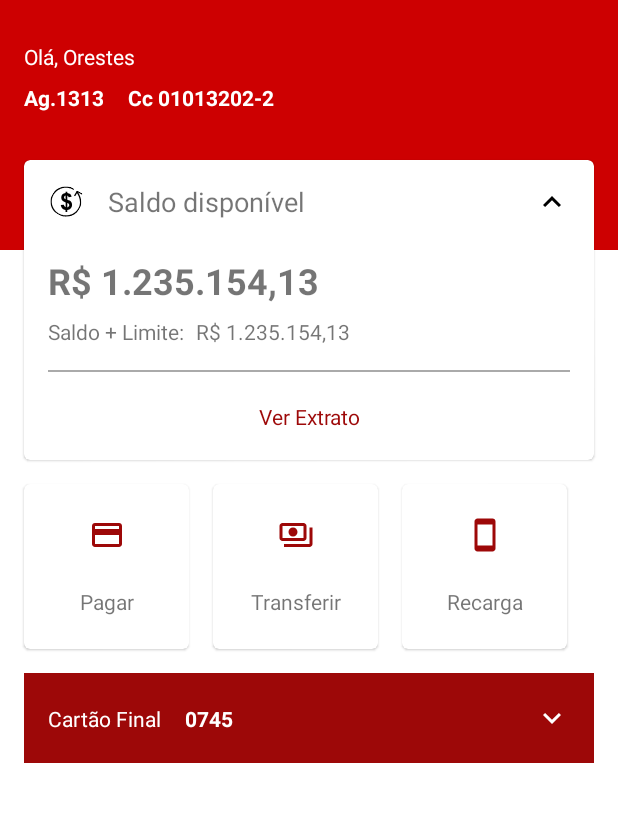
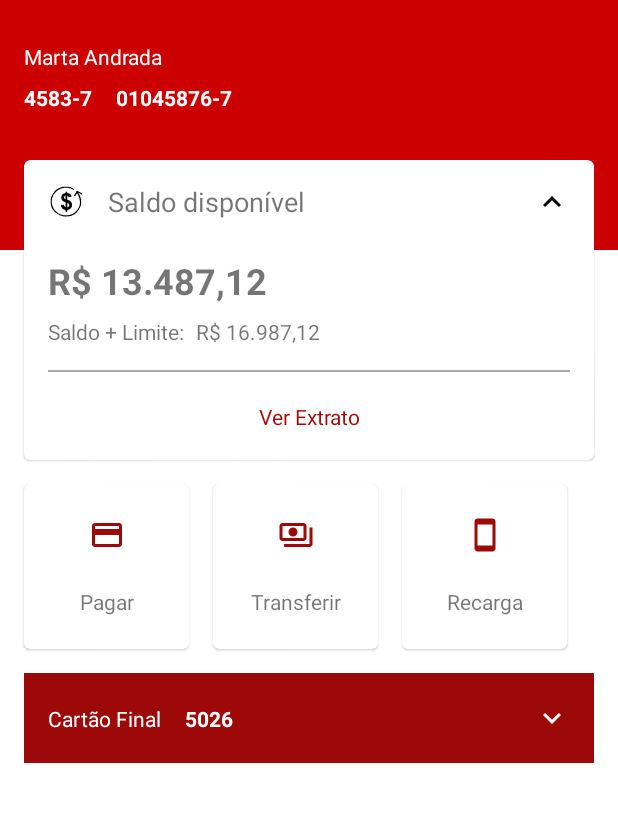
Before and after one commit to OrestesX/SantanderDevWeek, an Android app: the screen it shows after launch (MainActivity), on a phone screen of 412 x 824 dp, the part 66-888 px from its top. Run offline under Robolectric (Android 15) with nearby library versions, the phone set to English and light mode, and no system bars.

Commit message:
alterações gerais

```diff
--- a/app/build.gradle
+++ b/app/build.gradle
@@ -39,7 +39,10 @@ dependencies {
     implementation 'androidx.appcompat:appcompat:1.3.0'
     implementation 'com.google.android.material:material:1.3.0'
     implementation 'androidx.constraintlayout:constraintlayout:2.0.4'
-    testImplementation 'junit:junit:4.+'
+    implementation 'androidx.lifecycle:lifecycle-viewmodel-ktx:2.3.1'
+    implementation 'androidx.lifecycle:lifecycle-livedata-ktx:2.3.1'
+    implementation 'androidx.lifecycle:lifecycle-common-java8:2.3.1'
+    testImplementation 'junit:junit:4.13.2'
     androidTestImplementation 'androidx.test.ext:junit:1.1.2'
     androidTestImplementation 'androidx.test.espresso:espresso-core:3.3.0'
 }
--- a/app/src/main/AndroidManifest.xml
+++ b/app/src/main/AndroidManifest.xml
@@ -9,7 +9,7 @@
         android:roundIcon="@mipmap/ic_launcher_round"
         android:supportsRtl="true"
         android:theme="@style/Theme.SantanderDevWeekMobile">
-        <activity android:name=".MainActivity">
+        <activity android:name=".ui.MainActivity">
             <intent-filter>
                 <action android:name="android.intent.action.MAIN" />
 
--- a/app/src/main/java/com/santanderdevweekmobile/MainActivity.kt
+++ /dev/null
@@ -1,38 +0,0 @@
-package com.santanderdevweekmobile
-
-import android.nfc.Tag
-import androidx.appcompat.app.AppCompatActivity
-import android.os.Bundle
-import android.util.Log
-import android.view.Menu
-import android.view.MenuItem
-
-class MainActivity : AppCompatActivity() {
-    override fun onCreate(savedInstanceState: Bundle?) {
-        super.onCreate(savedInstanceState)
-        setContentView(R.layout.activity_main)
-        setSupportActionBar(findViewById(R.id.toolbar))
-    }
-
-    override fun onCreateOptionsMenu(menu: Menu?): Boolean {
-        val inflate=menuInflater
-        inflate.inflate(R.menu.main_menu, menu)
-        return true
-    }
-
-    override fun onOptionsItemSelected(item: MenuItem): Boolean {
-        return when (item.itemId) {
-            R.id.item1 -> {
-                Log.d("CLICK", "Click no item 1")
-                true
-            }
-            else -> return when (item.itemId) {
-                R.id.item1 -> {
-                    Log.d("CLICK", "Acesse o item 2")
-                    true
-                }
-                else->super.onOptionsItemSelected(item)
-        }
-        }
-}
-}
--- /dev/null
+++ b/app/src/main/java/com/santanderdevweekmobile/data/Cartao.kt
@@ -0,0 +1,3 @@
+package com.santanderdevweekmobile.data
+
+data class Cartao (val numeroCartao: String)
--- /dev/null
+++ b/app/src/main/java/com/santanderdevweekmobile/data/Cliente.kt
@@ -0,0 +1,3 @@
+package com.santanderdevweekmobile.data
+
+data class Cliente (val nome:String)
--- /dev/null
+++ b/app/src/main/java/com/santanderdevweekmobile/data/Conta.kt
@@ -0,0 +1,10 @@
+package com.santanderdevweekmobile.data
+
+data class Conta (
+    val numero: String,
+    val agencia: String,
+    val saldo: String,
+    val limite: String,
+    val cartao: Cartao,
+    val cliente: Cliente
+)
--- /dev/null
+++ b/app/src/main/java/com/santanderdevweekmobile/data/local/FakeData.kt
@@ -0,0 +1,19 @@
+package com.santanderdevweekmobile.data.local
+
+import com.santanderdevweekmobile.data.Cartao
+import com.santanderdevweekmobile.data.Cliente
+import com.santanderdevweekmobile.data.Conta
+
+class FakeData {
+    fun getLocalData():Conta {
+        val cliente = Cliente("Marta Andrada")
+        val cartao = Cartao("5026")
+        return Conta(
+            "01045876-7",
+            "4583-7",
+            "R$ 13.487,12",
+            "R$ 16.987,12",
+            cartao, cliente)
+
+    }
+}
--- /dev/null
+++ b/app/src/main/java/com/santanderdevweekmobile/ui/MainActivity.kt
@@ -0,0 +1,63 @@
+package com.santanderdevweekmobile.ui
+
+import androidx.appcompat.app.AppCompatActivity
+import android.os.Bundle
+import android.service.autofill.TextValueSanitizer
+import android.util.Log
+import android.view.Menu
+import android.view.MenuItem
+import android.widget.TextView
+import androidx.lifecycle.Observer
+import androidx.lifecycle.ViewModelProvider
+import com.santanderdevweekmobile.R
+import com.santanderdevweekmobile.data.Conta
+
+class MainActivity : AppCompatActivity() {
+
+
+    private lateinit var mainViewModel: MainViewModel
+
+    override fun onCreate(savedInstanceState: Bundle?) {
+        super.onCreate(savedInstanceState)
+        setContentView(R.layout.activity_main)
+        setSupportActionBar(findViewById(R.id.toolbar))
+
+        mainViewModel = ViewModelProvider(this).get(MainViewModel::class.java)
+        buscarContaCliente()
+    }
+    private fun buscarContaCliente() {
+        mainViewModel.buscarContaCliente().observe(this, { result ->
+            bindOnView(result)
+        })
+    }
+    private fun bindOnView(conta : Conta){
+        findViewById<TextView>(R.id.tv_agencia).text =conta.agencia
+        findViewById<TextView>(R.id.tv_conta_corrente).text=conta.numero
+        findViewById<TextView>(R.id.tv_saldo).text = conta.saldo
+        findViewById<TextView>(R.id.tv_saldo_com_limite).text = conta.limite
+        findViewById<TextView>(R.id.tv_usuario).text = conta.cliente.nome
+        findViewById<TextView>(R.id.tv_cartao_final_valor).text = conta.cartao.numeroCartao
+
+    }
+    override fun onCreateOptionsMenu(menu: Menu?): Boolean {
+        val inflate=menuInflater
+        inflate.inflate(R.menu.main_menu, menu)
+        return true
+    }
+
+    override fun onOptionsItemSelected(item: MenuItem): Boolean {
+        return when (item.itemId) {
+            R.id.item1 -> {
+                Log.d("CLICK", "Click no item 1")
+                true
+            }
+            else -> return when (item.itemId) {
+                R.id.item1 -> {
+                    Log.d("CLICK", "Acesse o item 2")
+                    true
+                }
+                else->super.onOptionsItemSelected(item)
+        }
+        }
+}
+}
--- /dev/null
+++ b/app/src/main/java/com/santanderdevweekmobile/ui/MainViewModel.kt
@@ -0,0 +1,19 @@
+package com.santanderdevweekmobile.ui
+
+import androidx.lifecycle.LiveData
+import androidx.lifecycle.MutableLiveData
+import androidx.lifecycle.ViewModel
+import com.santanderdevweekmobile.data.Conta
+import com.santanderdevweekmobile.data.local.FakeData
+
+class MainViewModel: ViewModel() {
+    private val mutableLiveData: MutableLiveData<Conta> = MutableLiveData()
+
+fun buscarContaCliente (): LiveData<Conta>{
+    mutableLiveData.value = FakeData().getLocalData()
+
+    return mutableLiveData
+}
+
+
+}
--- a/app/src/main/res/layout/activity_main.xml
+++ b/app/src/main/res/layout/activity_main.xml
@@ -4,7 +4,7 @@
     xmlns:tools="http://schemas.android.com/tools"
     android:layout_width="match_parent"
     android:layout_height="match_parent"
-    tools:context=".MainActivity">
+    tools:context=".ui.MainActivity">
 
 
     <androidx.appcompat.widget.Toolbar
@@ -14,7 +14,7 @@
         android:background="?attr/colorPrimary"
         android:minHeight="?attr/actionBarSize"
         android:theme="?attr/actionBarTheme"
-        app:titleTextColor="@android:color/white"
+        app:titleTextColor="@android:color/transparent"
         app:layout_constraintEnd_toEndOf="parent"
         app:layout_constraintHorizontal_bias="0.0"
         app:layout_constraintStart_toStartOf="parent"
@@ -151,6 +151,7 @@
 
 
             <TextView
+                android:id="@+id/tv_saldo_com_limite"
                 android:layout_width="wrap_content"
                 android:layout_height="wrap_content"
                 android:layout_marginLeft="8dp"
--- a/app/src/main/res/values/strings.xml
+++ b/app/src/main/res/values/strings.xml
@@ -1,5 +1,5 @@
 <resources>
-    <string name="app_name"></string>
+    <string name="app_name">Santander</string>
     <string name="txt_saldo_disponivel">Saldo disponível</string>
     <string name="txt_saldo_limite"> Saldo + Limite:</string>
     <string name="txt_ver_extrato">Ver Extrato</string>
--- a/build.gradle
+++ b/build.gradle
@@ -4,6 +4,7 @@ buildscript {
     repositories {
         google()
         mavenCentral()
+
     }
     dependencies {
         classpath "com.android.tools.build:gradle:4.2.1"
```
Also changed, not shown: 1 other file. Lines whose indentation alone changed are shown as unchanged.
